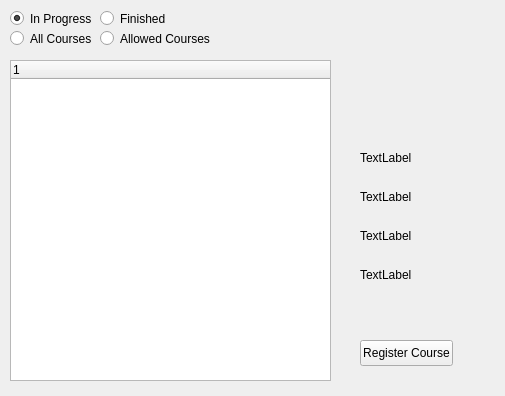
Above: ViewCourses.ui from MIDOKIM/CourseManagement before the change. Below: the same form after it.
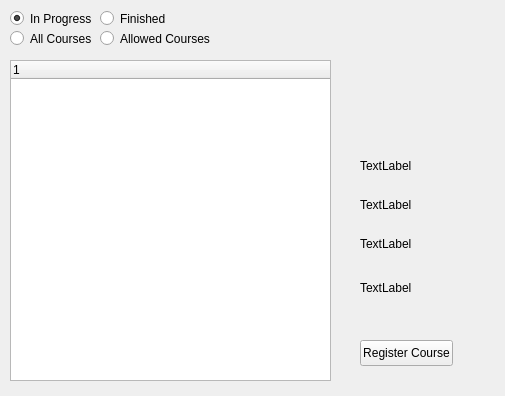
That is the form after the change.

What changed in the file:
```diff
--- a/ViewCourses.ui
+++ b/ViewCourses.ui
@@ -10,6 +10,24 @@
     <height>396</height>
    </rect>
   </property>
+  <property name="sizePolicy">
+   <sizepolicy hsizetype="Fixed" vsizetype="Fixed">
+    <horstretch>0</horstretch>
+    <verstretch>0</verstretch>
+   </sizepolicy>
+  </property>
+  <property name="minimumSize">
+   <size>
+    <width>505</width>
+    <height>396</height>
+   </size>
+  </property>
+  <property name="maximumSize">
+   <size>
+    <width>505</width>
+    <height>396</height>
+   </size>
+  </property>
   <property name="windowTitle">
    <string>ViewCourses</string>
   </property>
@@ -33,8 +51,8 @@
     <rect>
      <x>360</x>
      <y>150</y>
-     <width>54</width>
-     <height>16</height>
+     <width>131</width>
+     <height>31</height>
     </rect>
    </property>
    <property name="text">
@@ -46,8 +64,8 @@
     <rect>
      <x>360</x>
      <y>189</y>
-     <width>54</width>
-     <height>16</height>
+     <width>131</width>
+     <height>31</height>
     </rect>
    </property>
    <property name="text">
@@ -59,8 +77,8 @@
     <rect>
      <x>360</x>
      <y>228</y>
-     <width>54</width>
-     <height>16</height>
+     <width>131</width>
+     <height>31</height>
     </rect>
    </property>
    <property name="text">
@@ -72,8 +90,8 @@
     <rect>
      <x>360</x>
      <y>267</y>
-     <width>54</width>
-     <height>16</height>
+     <width>131</width>
+     <height>41</height>
     </rect>
    </property>
    <property name="text">
```
Left out of the diff: 20 changed lines with no effect on the pictures.
